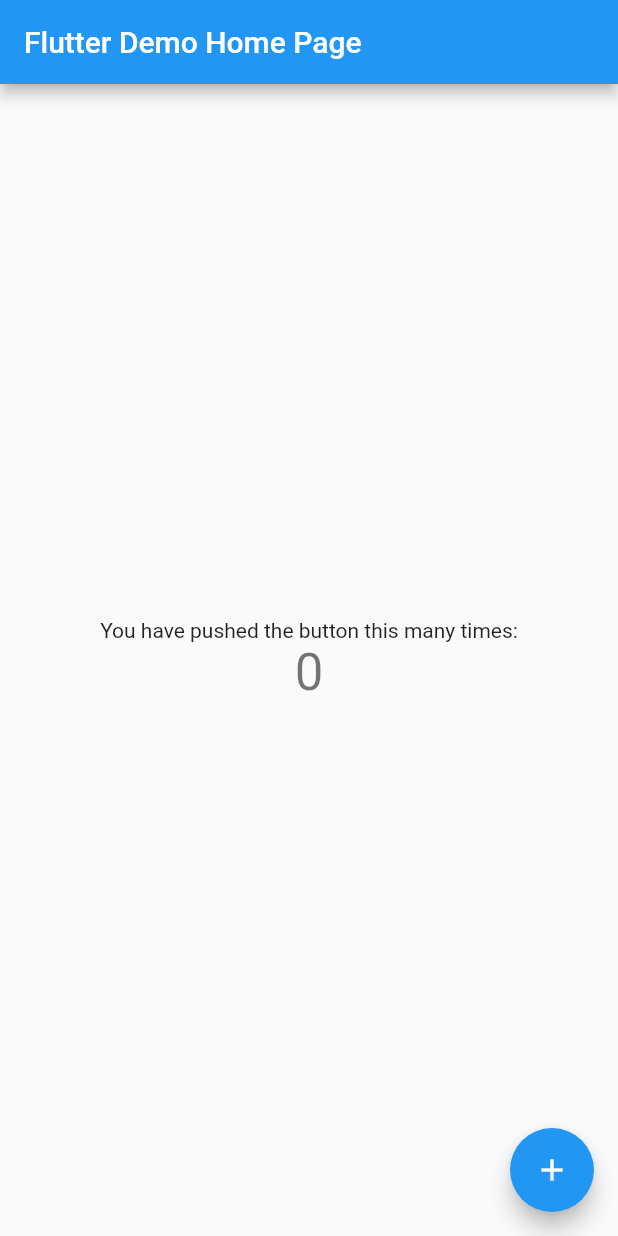
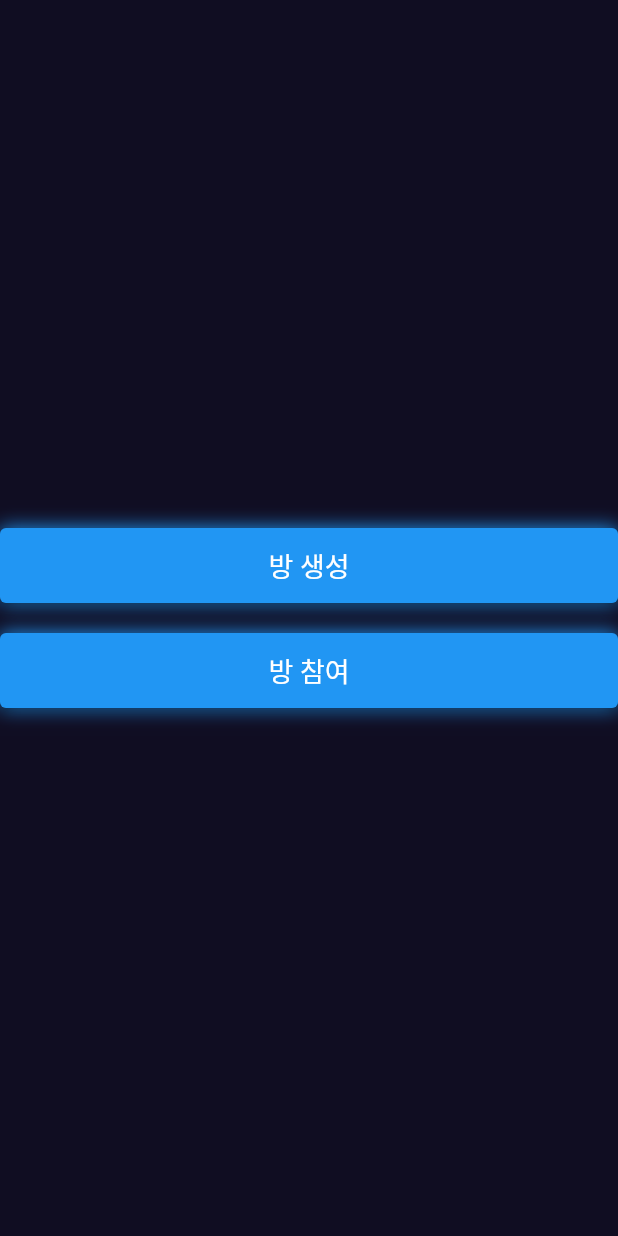
Before and after one commit to shseok/multiplay_game, a Flutter app: the screen it shows after launch, on a phone screen of 412 x 824 dp. Run offline on Flutter 3.47's test engine with Material 2 defaults, Android fonts, the phone set to English and light mode, and no system bars.

Commit message:
Add Button to Create Room & Join Room

```diff
--- a/lib/main.dart
+++ b/lib/main.dart
@@ -1,4 +1,8 @@
 import 'package:flutter/material.dart';
+import 'package:mp_game/screens/create_room_screen.dart';
+import 'package:mp_game/screens/join_room_screen.dart';
+import 'package:mp_game/screens/main_menu_screen.dart';
+import 'package:mp_game/utils/colors.dart';
 
 void main() {
   runApp(const MyApp());
@@ -12,104 +16,16 @@
   Widget build(BuildContext context) {
     return MaterialApp(
       title: 'Flutter Demo',
-      theme: ThemeData(
-        // This is the theme of your application.
-        //
-        // Try running your application with "flutter run". You'll see the
-        // application has a blue toolbar. Then, without quitting the app, try
-        // changing the primarySwatch below to Colors.green and then invoke
-        // "hot reload" (press "r" in the console where you ran "flutter run",
-        // or simply save your changes to "hot reload" in a Flutter IDE).
-        // Notice that the counter didn't reset back to zero; the application
-        // is not restarted.
-        primarySwatch: Colors.blue,
+      theme: ThemeData.dark().copyWith(
+        scaffoldBackgroundColor: bgColor, // 주석처리하는게 ㄱㅊ
       ),
-      home: const MyHomePage(title: 'Flutter Demo Home Page'),
+      routes: {
+        MainMenuScreen.routeName: (context) => const MainMenuScreen(),
+        JoinRoomScreen.routeName: (context) => const JoinRoomScreen(),
+        CreateRoomScreen.routeName: (context) => const CreateRoomScreen(),
+      },
+      initialRoute: MainMenuScreen.routeName,
+      home: MainMenuScreen(),
     );
   }
 }
-
-class MyHomePage extends StatefulWidget {
-  const MyHomePage({Key? key, required this.title}) : super(key: key);
-
-  // This widget is the home page of your application. It is stateful, meaning
-  // that it has a State object (defined below) that contains fields that affect
-  // how it looks.
-
-  // This class is the configuration for the state. It holds the values (in this
-  // case the title) provided by the parent (in this case the App widget) and
-  // used by the build method of the State. Fields in a Widget subclass are
-  // always marked "final".
-
-  final String title;
-
-  @override
-  State<MyHomePage> createState() => _MyHomePageState();
-}
-
-class _MyHomePageState extends State<MyHomePage> {
-  int _counter = 0;
-
-  void _incrementCounter() {
-    setState(() {
-      // This call to setState tells the Flutter framework that something has
-      // changed in this State, which causes it to rerun the build method below
-      // so that the display can reflect the updated values. If we changed
-      // _counter without calling setState(), then the build method would not be
-      // called again, and so nothing would appear to happen.
-      _counter++;
-    });
-  }
-
-  @override
-  Widget build(BuildContext context) {
-    // This method is rerun every time setState is called, for instance as done
-    // by the _incrementCounter method above.
-    //
-    // The Flutter framework has been optimized to make rerunning build methods
-    // fast, so that you can just rebuild anything that needs updating rather
-    // than having to individually change instances of widgets.
-    return Scaffold(
-      appBar: AppBar(
-        // Here we take the value from the MyHomePage object that was created by
-        // the App.build method, and use it to set our appbar title.
-        title: Text(widget.title),
-      ),
-      body: Center(
-        // Center is a layout widget. It takes a single child and positions it
-        // in the middle of the parent.
-        child: Column(
-          // Column is also a layout widget. It takes a list of children and
-          // arranges them vertically. By default, it sizes itself to fit its
-          // children horizontally, and tries to be as tall as its parent.
-          //
-          // Invoke "debug painting" (press "p" in the console, choose the
-          // "Toggle Debug Paint" action from the Flutter Inspector in Android
-          // Studio, or the "Toggle Debug Paint" command in Visual Studio Code)
-          // to see the wireframe for each widget.
-          //
-          // Column has various properties to control how it sizes itself and
-          // how it positions its children. Here we use mainAxisAlignment to
-          // center the children vertically; the main axis here is the vertical
-          // axis because Columns are vertical (the cross axis would be
-          // horizontal).
-          mainAxisAlignment: MainAxisAlignment.center,
-          children: <Widget>[
-            const Text(
-              'You have pushed the button this many times:',
-            ),
-            Text(
-              '$_counter',
-              style: Theme.of(context).textTheme.headline4,
-            ),
-          ],
-        ),
-      ),
-      floatingActionButton: FloatingActionButton(
-        onPressed: _incrementCounter,
-        tooltip: 'Increment',
-        child: const Icon(Icons.add),
-      ), // This trailing comma makes auto-formatting nicer for build methods.
-    );
-  }
-}
--- /dev/null
+++ b/lib/responsive/responsive.dart
@@ -0,0 +1,21 @@
+import 'package:flutter/material.dart';
+
+class Responsive extends StatelessWidget {
+  final Widget child;
+  const Responsive({
+    Key? key,
+    required this.child,
+  }) : super(key: key);
+
+  @override
+  Widget build(BuildContext context) {
+    return Center(
+      child: ConstrainedBox(
+        constraints: const BoxConstraints(
+          maxWidth: 600,
+        ),
+        child: child,
+      ),
+    );
+  }
+}
--- /dev/null
+++ b/lib/screens/main_menu_screen.dart
@@ -0,0 +1,34 @@
+import 'package:flutter/material.dart';
+import 'package:mp_game/responsive/responsive.dart';
+import 'package:mp_game/screens/join_room_screen.dart';
+import '../widgets/custom_button.dart';
+import 'create_room_screen.dart';
+
+class MainMenuScreen extends StatelessWidget {
+  static String routeName = '/main-menu';
+
+  const MainMenuScreen({Key? key}) : super(key: key);
+
+  void createRoom(BuildContext context) {
+    Navigator.pushNamed(context, CreateRoomScreen.routeName);
+  }
+
+  void joinRoom(BuildContext context) {
+    Navigator.pushNamed(context, JoinRoomScreen.routeName);
+  }
+
+  @override
+  Widget build(BuildContext context) {
+    return Responsive(
+      child: Scaffold(
+          body: Column(
+        mainAxisAlignment: MainAxisAlignment.center,
+        children: [
+          CustomButton(onTap: () => createRoom(context), text: '방 생성'),
+          const SizedBox(height: 20.0),
+          CustomButton(onTap: () => joinRoom(context), text: '방 참여'),
+        ],
+      )),
+    );
+  }
+}
--- /dev/null
+++ b/lib/utils/colors.dart
@@ -0,0 +1,3 @@
+import 'package:flutter/material.dart';
+
+const bgColor = Color.fromRGBO(16,13, 34, 1);
--- /dev/null
+++ b/lib/utils/utils.dart
@@ -0,0 +1 @@
+// 반복되는 함수, 색, 전역변수를 포함한다
--- /dev/null
+++ b/lib/widgets/custom_button.dart
@@ -0,0 +1,44 @@
+import 'package:flutter/material.dart';
+
+class CustomButton extends StatelessWidget {
+  final VoidCallback onTap;
+
+  final String text;
+  const CustomButton({
+    Key? key,
+    required this.onTap,
+    required this.text,
+  }) : super(key: key);
+
+  @override
+  Widget build(BuildContext context) {
+    final width = MediaQuery.of(context).size.width;
+
+    return Container(
+      decoration: const BoxDecoration(
+        boxShadow: [
+          BoxShadow(
+            color: Colors.blue,
+            blurRadius: 10,
+            spreadRadius: 0,
+          )
+        ],
+      ),
+      child: ElevatedButton(
+        onPressed: onTap,
+        child: Text(
+          text,
+          style: const TextStyle(
+            fontSize: 18,
+          ),
+        ),
+        style: ElevatedButton.styleFrom(
+          minimumSize: Size(
+            width,
+            50,
+          ),
+        ),
+      ),
+    );
+  }
+}
```
Also changed, not shown: lib/screens/create_room_screen.dart (added, +16 -0 lines), lib/screens/join_room_screen.dart (added, +18 -0 lines), lib/widgets/custom_text.dart (added, +26 -0 lines), lib/widgets/custom_textfield.dart (added, +39 -0 lines), 1 other file.
